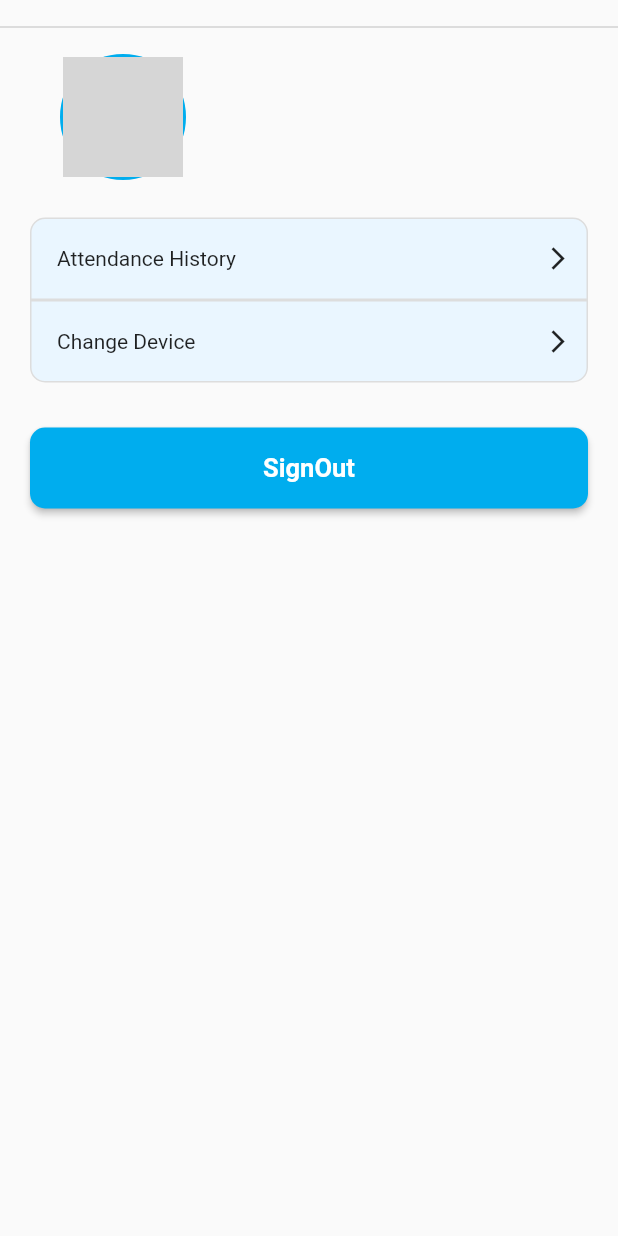
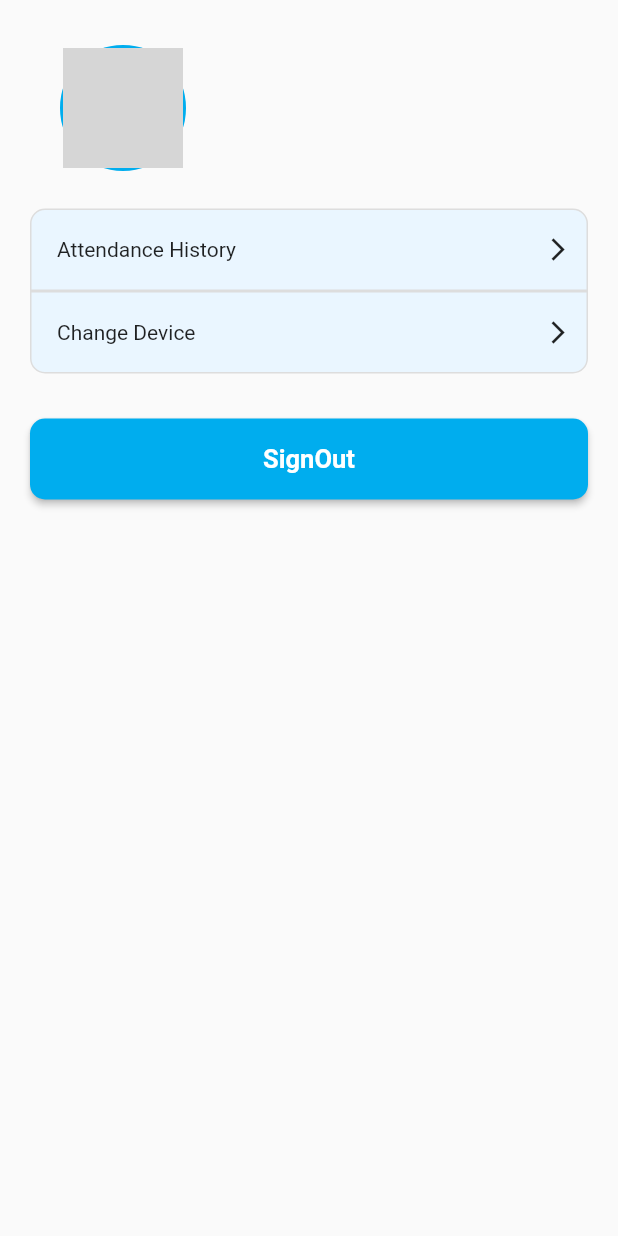
Before and after one commit to victor-nsengiyumva/attendance-app, a Flutter app: the ProfileDialog widget shown alone on an empty page, opened directly, on a phone screen of 412 x 824 dp. Run offline on Flutter 3.47's test engine with Material 2 defaults, Android fonts, the phone set to English and light mode, and no system bars; our stand-ins replace device_info_plus, firebase_auth, firebase_core, geolocator; missing offline and left inert: sms_otp_auto_verify; accounts and stored records are empty; network calls fail; grey boxes are pictures that could not be loaded.

Commit message:
debug the api route that was still fetching from localhost

```diff
--- a/lib/backend.api/checkRegistered.dart
+++ b/lib/backend.api/checkRegistered.dart
@@ -43,7 +43,7 @@ Future<bool> checkRegisteredIn(
 
 Future<bool> checkRegisteredOut(
     userID, dateToday, TimeInAndOutProvider timeinandoutprovider) async {
-  String url = 'http://192.168.43.145:3000/attendance/checkClockOut';
+  String url = 'https://attendance-app-backend.up.railway.app/attendance/checkClockOut';
 
   // you can listen to this server remotely by using this IPv4 address of the device and the port to listen on
   Map<dynamic, dynamic> data = {"userID": userID, "dateToday": dateToday};
--- a/lib/widgets/profile.dialog.dart
+++ b/lib/widgets/profile.dialog.dart
@@ -28,8 +28,8 @@ class _ProfileDialogState extends State<ProfileDialog> {
     return Center(
         child: Column(
           children: [
-            SizedBox(height: 10,),
-            Divider(thickness: 1.3,),
+            SizedBox(height: 20,),
+            // Divider(thickness: 1.3,),
                     SizedBox(height: 10,),
             Padding(
                 padding: const EdgeInsets.only(left: 20, right: 20,),
--- a/lib/widgets/yes.page.dart
+++ b/lib/widgets/yes.page.dart
@@ -137,11 +137,10 @@ class _YesState extends State<Yes> {
                                           EdgeInsets.only( bottom: 10),
                                       backgroundColor:
                                           Color.fromARGB(255, 255, 255, 255),
-                                      title: Center(
-                                          child: Padding(
+                                      title: Padding(
                                         padding: const EdgeInsets.only(top: 0),
                                         child: Text('Profile Settings'),
-                                      )),
+                                      ),
                                       content: SizedBox(
                                           height: 360, child: ProfileDialog()),
                                     );
```
